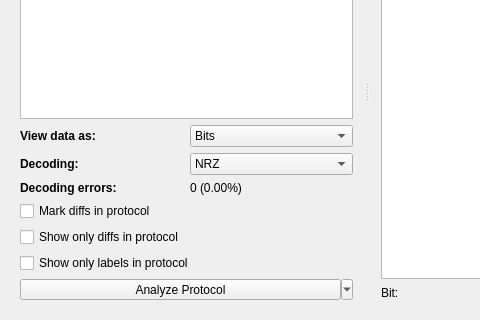
The window that data/ui/analysis.ui (jopohl/urh) describes before a commit, drawn with Qt 5; both pictures show x 0 to 480 and y 140 to 460 of the 1331 by 739 pixel window.
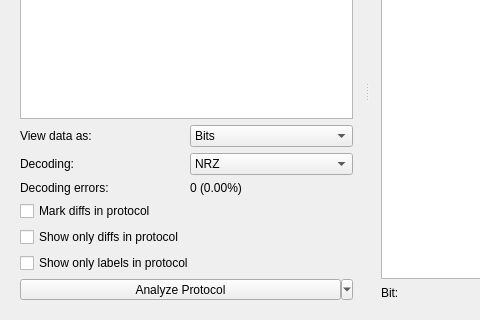
The same window after the commit. Icons and pictures are not drawn. Custom widgets are drawn as their Qt base class.

```diff
--- a/data/ui/analysis.ui
+++ b/data/ui/analysis.ui
@@ -246,12 +246,6 @@
              <layout class="QGridLayout" name="gridLayout_3">
               <item row="1" column="0">
                <widget class="QLabel" name="label_5">
-                <property name="font">
-                 <font>
-                  <weight>75</weight>
-                  <bold>true</bold>
-                 </font>
-                </property>
                 <property name="text">
                  <string>Decoding:</string>
                 </property>
@@ -259,12 +253,6 @@
               </item>
               <item row="0" column="0">
                <widget class="QLabel" name="label_4">
-                <property name="font">
-                 <font>
-                  <weight>75</weight>
-                  <bold>true</bold>
-                 </font>
-                </property>
                 <property name="text">
                  <string>View data as:</string>
                 </property>
@@ -278,12 +266,6 @@
                   <verstretch>0</verstretch>
                  </sizepolicy>
                 </property>
-                <property name="font">
-                 <font>
-                  <weight>75</weight>
-                  <bold>true</bold>
-                 </font>
-                </property>
                 <property name="text">
                  <string>Decoding errors:</string>
                 </property>
```
